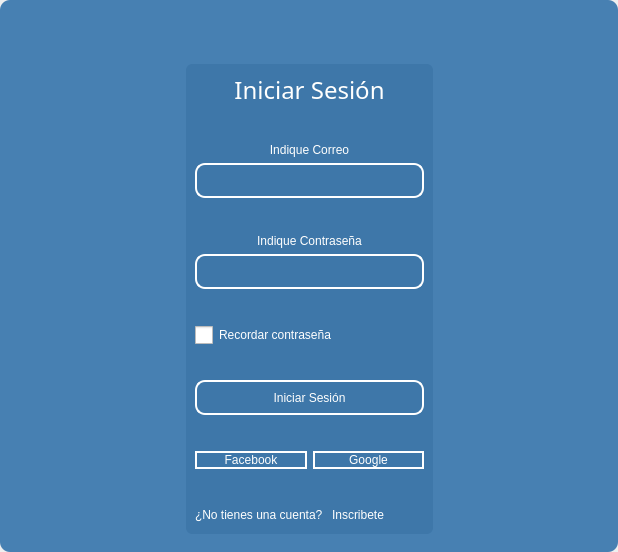
Above: GUI Login/login.ui from Juankapy/Programacion-app before the change. Below: the same form after it.
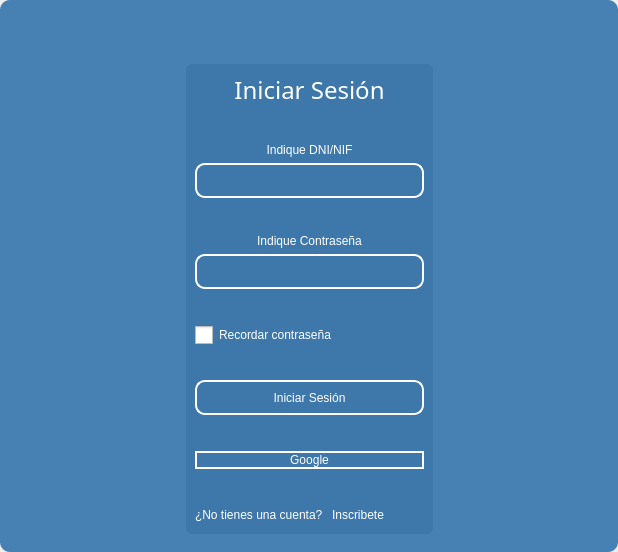
That is the form after the change. Icons and pictures are not drawn.

Patch:
```diff
--- a/GUI Login/login.ui
+++ b/GUI Login/login.ui
@@ -401,7 +401,7 @@
                <item>
                 <widget class="QLabel" name="lb_Correo">
                  <property name="text">
-                  <string>Indique Correo</string>
+                  <string>Indique DNI/NIF</string>
                  </property>
                  <property name="scaledContents">
                   <bool>true</bool>
@@ -527,23 +527,6 @@
                </item>
                <item>
                 <layout class="QHBoxLayout" name="horizontalLayout_2">
-                 <item>
-                  <widget class="QPushButton" name="pushButton_2">
-                   <property name="text">
-                    <string>Facebook</string>
-                   </property>
-                   <property name="icon">
-                    <iconset>
-                     <normaloff>image/facebook.png</normaloff>image/facebook.png</iconset>
-                   </property>
-                   <property name="iconSize">
-                    <size>
-                     <width>35</width>
-                     <height>35</height>
-                    </size>
-                   </property>
-                  </widget>
-                 </item>
                  <item>
                   <widget class="QPushButton" name="pushButton_3">
                    <property name="text">
```
